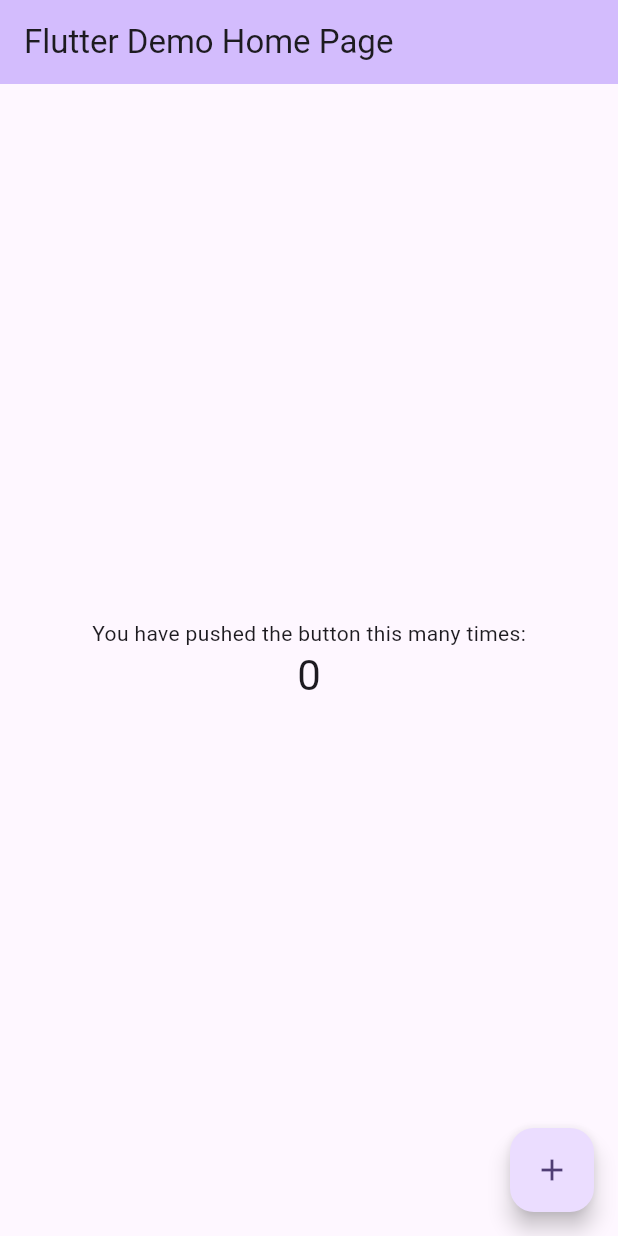
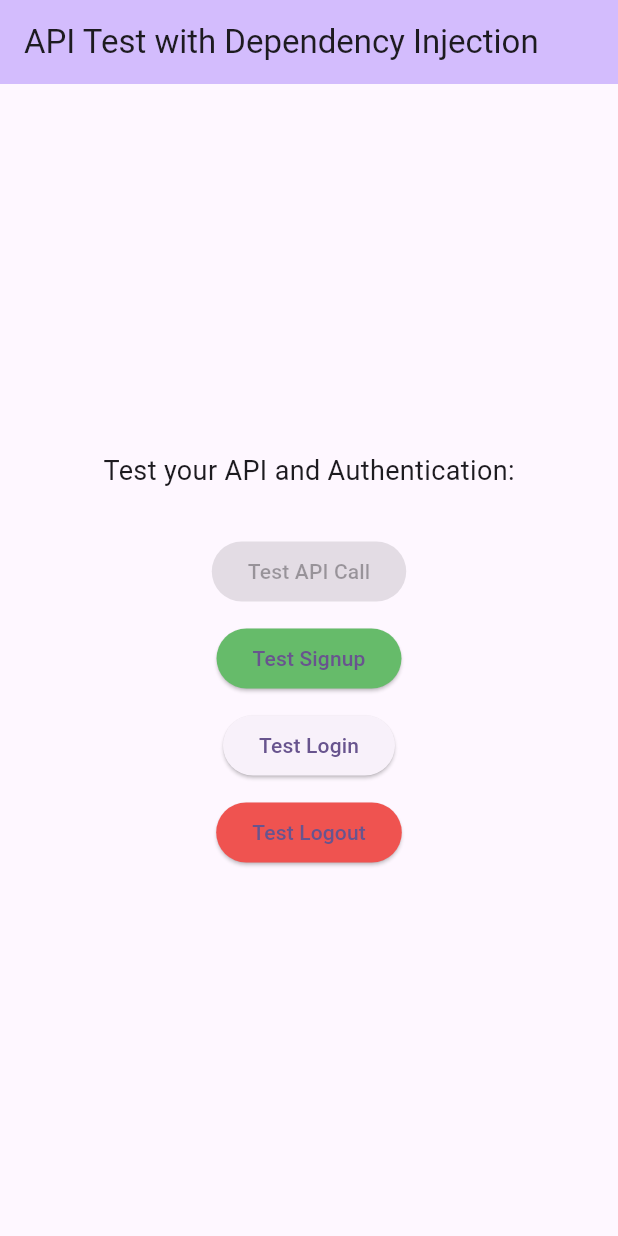
Before and after one commit to tara-pogancev-levi9-com/game-review-flutter-app, a Flutter app: the screen it shows after launch, on a phone screen of 412 x 824 dp. Run offline on Flutter 3.47's test engine with Material 3 defaults, Android fonts, the light colour scheme and no system bars; our stand-ins replace dio, flutter_dotenv, get_it, supabase_flutter; missing offline and left inert: encrypt_shared_preferences; accounts and stored records are empty; statements that could not run were skipped.

Commit message:
api client

```diff
--- /dev/null
+++ b/game_review/lib/core/api/api_client.dart
@@ -0,0 +1,59 @@
+import 'package:dio/dio.dart';
+import 'package:flutter_dotenv/flutter_dotenv.dart';
+import 'package:game_review/core/storage/secure_storage.dart';
+
+class ApiClient {
+  final Dio dio;
+
+  ApiClient({String? baseUrl})
+      : dio = Dio(BaseOptions(
+          baseUrl: _getEnvOrThrow('API_URL', baseUrl),
+          connectTimeout: const Duration(seconds: 10),
+          receiveTimeout: const Duration(seconds: 10),
+          headers: {
+            'Content-Type': 'application/json',
+            'apiKey': _getEnvOrThrow('API_KEY'),
+          },
+        )) {
+    dio.interceptors.add(
+      InterceptorsWrapper(
+        onRequest: (options, handler) async {
+          print('--- Interceptor: onRequest ---');
+          String? token = await SecureStorage.getToken();
+
+          if (token != null) {
+            print('Found token in SecureStorage.');
+          } else {
+            print('No token in SecureStorage. Checking .env file.');
+            token = dotenv.env['BEARER_TOKEN'];
+          }
+
+          if (token != null && token.isNotEmpty) {
+            print('Attaching token to headers: Bearer $token');
+            options.headers['Authorization'] = 'Bearer $token';
+          } else {
+            print('No token found. Sending request without Authorization header.');
+          }
+
+          return handler.next(options);
+        },
+        onResponse: (response, handler) {
+          print('--- Interceptor: onResponse (${response.statusCode}) ---');
+          return handler.next(response);
+        },
+        onError: (DioException e, handler) {
+          print('--- Interceptor: onError (${e.response?.statusCode}) ---');
+          return handler.next(e);
+        },
+      ),
+    );
+  }
+}
+
+String _getEnvOrThrow(String key, [String? override]) {
+  final value = override ?? dotenv.env[key];
+  if (value == null || value.isEmpty) {
+    throw Exception('$key is not set in .env file');
+  }
+  return value;
+}
--- /dev/null
+++ b/game_review/lib/features/auth/auth_service.dart
@@ -0,0 +1,71 @@
+import '../../core/api/api_client.dart';
+import '../../core/storage/secure_storage.dart';
+import 'package:flutter_dotenv/flutter_dotenv.dart';
+
+
+class AuthService {
+  final ApiClient apiClient;
+
+  AuthService(this.apiClient);
+
+  Future<bool> signup(String email, String password) async {
+    final baseUrl = dotenv.env['API_URL']?.replaceAll('/rest/v1', '') ?? '';
+    final signupUrl = '$baseUrl/auth/v1/signup';
+
+    try {
+      final response = await apiClient.dio.post(
+        signupUrl,
+        data: {
+          'email': email,
+          'password': password,
+        },
+      );
+
+      if (response.statusCode == 200) {
+        print('Signup successful! User created.');
+        if (response.data['access_token'] != null) {
+          await SecureStorage.saveToken(response.data['access_token']);
+        }
+        return true;
+      }
+    } catch (e) {
+      print('Signup error: $e');
+    }
+    return false;
+  }
+
+  Future<bool> login(String email, String password) async {
+    final baseUrl = dotenv.env['API_URL']?.replaceAll('/rest/v1', '') ?? '';
+    final authUrl = '$baseUrl/auth/v1/token?grant_type=password';
+
+    final response = await apiClient.dio.post(
+      authUrl,
+      data: {
+        'email': email,
+        'password': password,
+      }
+    );
+
+    if (response.statusCode == 200 && response.data['access_token'] != null) {
+      await SecureStorage.saveToken(response.data['access_token']);
+      return true;
+    }
+    return false;
+  }
+
+  Future<void> logout() async {
+  try {
+    final baseUrl = dotenv.env['API_URL']?.replaceAll('/rest/v1', '') ?? '';
+    final logoutUrl = '$baseUrl/auth/v1/logout';
+
+    await apiClient.dio.post(logoutUrl);
+    print('Server session ended');
+  } catch (e) {
+    print('Server logout failed (but continuing): $e');
+  }
+
+  await SecureStorage.deleteToken();
+  print('Local token deleted');
+}
+
+}
--- a/game_review/lib/main.dart
+++ b/game_review/lib/main.dart
@@ -1,123 +1,185 @@
 import 'package:flutter/material.dart';
+import 'package:flutter_dotenv/flutter_dotenv.dart';
 import 'package:game_review/common/dependency_injection/injection_container.dart';
-void main() {
-  setup();
-  runApp(const MyApp());
+import 'package:game_review/core/api/api_client.dart';
+import 'package:game_review/features/auth/auth_service.dart';
+import 'package:supabase_flutter/supabase_flutter.dart';
+
+Future<void> main() async {
+  try {
+
+    WidgetsFlutterBinding.ensureInitialized();
+
+    await dotenv.load(fileName: ".env");
+    print(".env file loaded successfully.");
+
+    final supabaseUrl = dotenv.env['SUPABASE_URL']!;
+    final supabaseAnonKey = dotenv.env['SUPABASE_ANON_KEY'];
+
+    if (supabaseUrl == null || supabaseAnonKey == null) {
+      throw Exception(
+        "Error: SUPABASE_URL or SUPABASE_ANON_KEY is not set in the .env file."
+      );
+    }
+
+    await Supabase.initialize(
+      url: supabaseUrl,
+      anonKey: supabaseAnonKey,
+    );
+
+    print("ApiClient initialized successfully.");
+    setup();
+    runApp(const MyApp());
+
+  } catch (e) {
+    print("AN ERROR OCCURRED DURING APP STARTUP");
+    print(e.toString());
+    runApp(ErrorScreen(error: e.toString()));
+  }
+}
+
+final supabase = Supabase.instance.client;
+
+class ErrorScreen extends StatelessWidget {
+  final String error;
+  const ErrorScreen({super.key, required this.error});
+
+  @override
+  Widget build(BuildContext context) {
+    return MaterialApp(
+      home: Scaffold(
+        backgroundColor: Colors.white,
+        body: Padding(
+          padding: const EdgeInsets.all(16.0),
+          child: Center(
+            child: Text(
+              'App failed to start:\n\n$error',
+              textAlign: TextAlign.center,
+              style: const TextStyle(color: Colors.red, fontSize: 16, fontWeight: FontWeight.bold),
+            ),
+          ),
+        ),
+      ),
+    );
+  }
 }
 
 class MyApp extends StatelessWidget {
   const MyApp({super.key});
 
-  // This widget is the root of your application.
   @override
   Widget build(BuildContext context) {
     return MaterialApp(
-      title: 'Flutter Demo',
+      title: 'Game Review App',
       theme: ThemeData(
-        // This is the theme of your application.
-        //
-        // TRY THIS: Try running your application with "flutter run". You'll see
-        // the application has a purple toolbar. Then, without quitting the app,
-        // try changing the seedColor in the colorScheme below to Colors.green
-        // and then invoke "hot reload" (save your changes or press the "hot
-        // reload" button in a Flutter-supported IDE, or press "r" if you used
-        // the command line to start the app).
-        //
-        // Notice that the counter didn't reset back to zero; the application
-        // state is not lost during the reload. To reset the state, use hot
-        // restart instead.
-        //
-        // This works for code too, not just values: Most code changes can be
-        // tested with just a hot reload.
         colorScheme: ColorScheme.fromSeed(seedColor: Colors.deepPurple),
+        useMaterial3: true,
       ),
-      home: const MyHomePage(title: 'Flutter Demo Home Page'),
+      home: const MyHomePage(),
     );
   }
 }
 
-class MyHomePage extends StatefulWidget {
-  const MyHomePage({super.key, required this.title});
+class MyHomePage extends StatelessWidget {
+  const MyHomePage({super.key});
 
-  // This widget is the home page of your application. It is stateful, meaning
-  // that it has a State object (defined below) that contains fields that affect
-  // how it looks.
+  // void _testApiCall() async {
+  //   print('--- Triggering Test API Call ---');
+  //   try {
+  //     final apiClient = locator<ApiClient>();
 
-  // This class is the configuration for the state. It holds the values (in this
-  // case the title) provided by the parent (in this case the App widget) and
-  // used by the build method of the State. Fields in a Widget subclass are
-  // always marked "final".
+  //     final response = await apiClient.dio.get('/');
+  //     print('API Call Success:');
+  //     print(response.data);
+  //   } catch (e) {
+  //     print('API Call Failed:');
+  //     print(e.toString());
+  //   }
+  // }
 
-  final String title;
+  void _testSignup() async {
+    print('--- Testing Signup ---');
+    try {
+      final authService = locator<AuthService>();
+      // The SDK's signup function returns a more detailed AuthResponse object
+      final response = await authService.signup('newuser@example.com', 'password123');
+      if (response.user != null) {
+        print('Signup successful! User ID: ${response.user!.id}');
+      } else {
+        print('Signup failed or user already exists.');
+      }
+    } catch (e) {
+      print('Signup error: $e');
+    }
+  }
 
-  @override
-  State<MyHomePage> createState() => _MyHomePageState();
-}
+  void _testLogin() async {
+    print('--- Testing Login ---');
+    try {
+      final authService = locator<AuthService>();
+      final response = await authService.login('newuser@example.com', 'password123');
+      if (response.user != null) {
+        print('Login successful! User ID: ${response.user!.id}');
+        print('Access Token will be managed automatically by the SDK.');
+      } else {
+        print('Login failed!');
+      }
+    } catch (e) {
+      print('Login error: $e');
+    }
+  }
 
-class _MyHomePageState extends State<MyHomePage> {
-  int _counter = 0;
-
-  void _incrementCounter() {
-    setState(() {
-      // This call to setState tells the Flutter framework that something has
-      // changed in this State, which causes it to rerun the build method below
-      // so that the display can reflect the updated values. If we changed
-      // _counter without calling setState(), then the build method would not be
-      // called again, and so nothing would appear to happen.
-      _counter++;
-    });
+  void _testLogout() async {
+    print('--- Testing Logout ---');
+    try {
+      final authService = locator<AuthService>();
+      await authService.logout();
+      print('Logout successful!');
+    } catch (e) {
+      print('Logout error: $e');
+    }
   }
 
   @override
   Widget build(BuildContext context) {
-    // This method is rerun every time setState is called, for instance as done
-    // by the _incrementCounter method above.
-    //
-    // The Flutter framework has been optimized to make rerunning build methods
-    // fast, so that you can just rebuild anything that needs updating rather
-    // than having to individually change instances of widgets.
     return Scaffold(
       appBar: AppBar(
-        // TRY THIS: Try changing the color here to a specific color (to
-        // Colors.amber, perhaps?) and trigger a hot reload to see the AppBar
-        // change color while the other colors stay the same.
         backgroundColor: Theme.of(context).colorScheme.inversePrimary,
-        // Here we take the value from the MyHomePage object that was created by
-        // the App.build method, and use it to set our appbar title.
-        title: Text(widget.title),
+        title: const Text('API Test with Dependency Injection'),
       ),
       body: Center(
-        // Center is a layout widget. It takes a single child and positions it
-        // in the middle of the parent.
         child: Column(
-          // Column is also a layout widget. It takes a list of children and
-          // arranges them vertically. By default, it sizes itself to fit its
-          // children horizontally, and tries to be as tall as its parent.
-          //
-          // Column has various properties to control how it sizes itself and
-          // how it positions its children. Here we use mainAxisAlignment to
-          // center the children vertically; the main axis here is the vertical
-          // axis because Columns are vertical (the cross axis would be
-          // horizontal).
-          //
-          // TRY THIS: Invoke "debug painting" (choose the "Toggle Debug Paint"
-          // action in the IDE, or press "p" in the console), to see the
-          // wireframe for each widget.
           mainAxisAlignment: MainAxisAlignment.center,
           children: <Widget>[
-            const Text('You have pushed the button this many times:'),
-            Text(
-              '$_counter',
-              style: Theme.of(context).textTheme.headlineMedium,
+            const Text(
+              'Test your API and Authentication:',
+              style: TextStyle(fontSize: 18),
+            ),
+            const SizedBox(height: 30),
+            ElevatedButton(
+              onPressed: _testApiCall,
+              child: const Text('Test API Call'),
+            ),
+            const SizedBox(height: 10),
+            ElevatedButton(
+              onPressed: _testSignup, // ADD THIS BUTTON
+              style: ElevatedButton.styleFrom(backgroundColor: Colors.green[400]),
+              child: const Text('Test Signup'),
+            ),
+            const SizedBox(height: 10),
+            ElevatedButton(
+              onPressed: _testLogin,
+              child: const Text('Test Login'),
+            ),
+            const SizedBox(height: 10),
+            ElevatedButton(
+              onPressed: _testLogout,
+              style: ElevatedButton.styleFrom(backgroundColor: Colors.red[400]),
+              child: const Text('Test Logout'),
             ),
           ],
         ),
       ),
-      floatingActionButton: FloatingActionButton(
-        onPressed: _incrementCounter,
-        tooltip: 'Increment',
-        child: const Icon(Icons.add),
-      ), // This trailing comma makes auto-formatting nicer for build methods.
     );
   }
 }
```
Also changed, not shown: game_review/lib/common/dependency_injection/injection_container.dart (+6 -1 lines), game_review/lib/core/storage/secure_storage.dart (added, +20 -0 lines), 9 other files.
